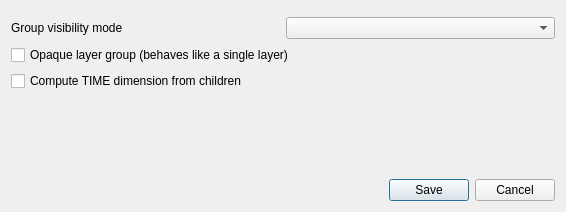
First picture: the form in src/ui/qgsgroupwmsdatadialogbase.ui, repository qgis/QGIS, before the edit.
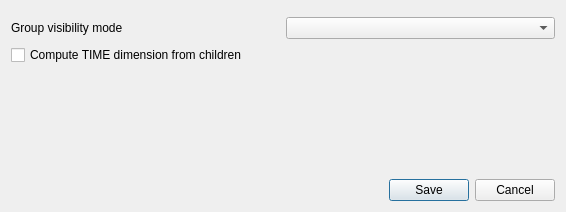
Second picture: the form after the edit. Icons and pictures are not drawn. Custom widgets are drawn as their Qt base class.

Commit message: Remove unused checkbox

Diff of the .ui file:
```diff
--- a/src/ui/qgsgroupwmsdatadialogbase.ui
+++ b/src/ui/qgsgroupwmsdatadialogbase.ui
@@ -72,13 +72,6 @@
          </item>
         </layout>
        </item>
-       <item>
-        <widget class="QCheckBox" name="mOpaque">
-         <property name="text">
-          <string>Opaque layer group (behaves like a single layer)</string>
-         </property>
-        </widget>
-       </item>
        <item>
         <widget class="QCheckBox" name="mComputeTimeDimension">
          <property name="toolTip">
```
